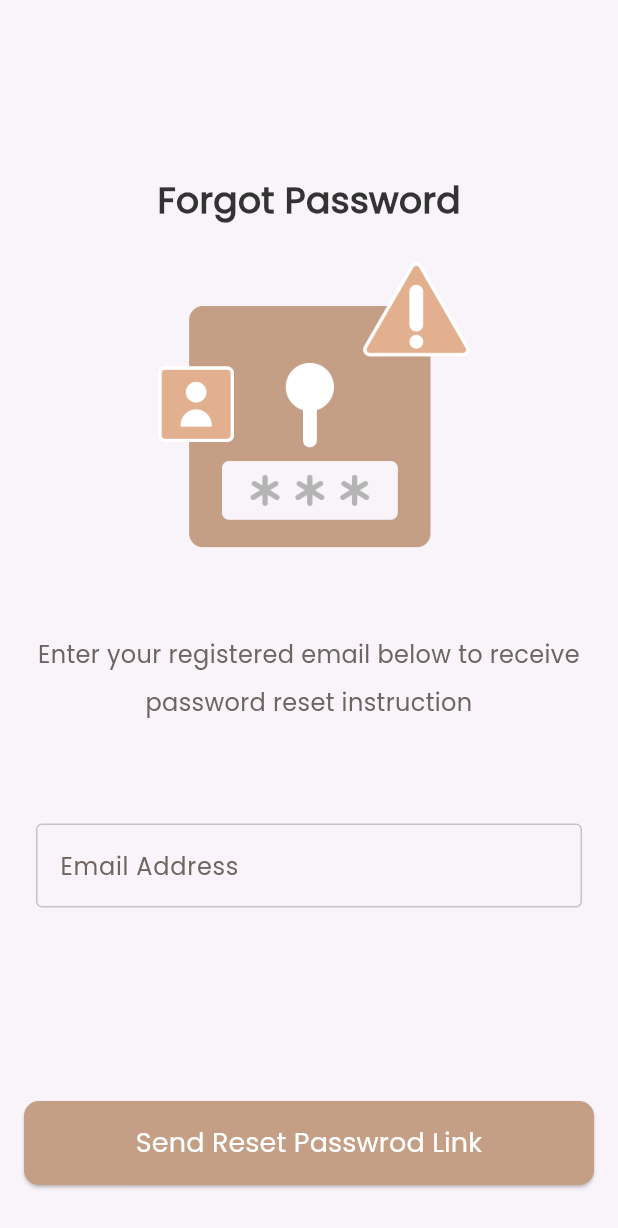
After one commit to elbahy/dalel, a Flutter app: the ForgotPasswordView screen opened by its route, on a phone screen of 412 x 824 dp. The commit adds this screen. Shown: the top 1228 px of the screen. Run offline on Flutter 3.47's test engine with Material 3 defaults, Android fonts, the phone set to English and light mode, and no system bars; our stand-ins replace bloc, firebase_auth, firebase_core, flutter_bloc, flutter_svg, fluttertoast and 4 more; accounts and stored records are empty.

Commit message:
Forgot Password view built

```diff
--- a/lib/core/routes/app_router.dart
+++ b/lib/core/routes/app_router.dart
@@ -1,3 +1,4 @@
+import 'package:dalel/features/auth/presentation/views/forgot_password_view.dart';
 import 'package:dalel/features/auth/presentation/views/signin_view.dart';
 import 'package:dalel/features/auth/presentation/views/signup_view.dart';
 import 'package:dalel/features/auth/presentation/auth_cubit/auth_cubit.dart';
@@ -32,6 +33,13 @@ final GoRouter appRouter = GoRouter(
       ),
     ),
     GoRoute(
+      path: '/forgotPassword',
+      builder: (context, state) => BlocProvider(
+        create: (context) => AuthCubit(),
+        child: const ForgotPasswordView(),
+      ),
+    ),
+    GoRoute(
       path: '/home',
       builder: (context, state) => const HomeView(),
     ),
--- a/lib/core/utils/app_strings.dart
+++ b/lib/core/utils/app_strings.dart
@@ -67,5 +67,7 @@ abstract class AppStrings {
       resendCode = "Resend Code",
       verifyAccount = "Verify Account",
       enter4DigitCodeWeHaveSentTo = "Enter 4 digit code we have sent to ",
-      haventReceivedVerificationCode = "Haven’t received verification code?";
+      haventReceivedVerificationCode = "Haven’t received verification code?",
+      receivePasswordReset =
+          "Enter your registered email below to receive password reset instruction";
 }
--- a/lib/features/auth/presentation/auth_cubit/auth_cubit.dart
+++ b/lib/features/auth/presentation/auth_cubit/auth_cubit.dart
@@ -9,6 +9,7 @@ class AuthCubit extends Cubit<AuthState> {
   String? emailAddress, password;
   GlobalKey<FormState> signupFormKey = GlobalKey();
   GlobalKey<FormState> signinFormKey = GlobalKey();
+  GlobalKey<FormState> resetFormKey = GlobalKey();
   bool termsAndConditionsValue = false;
   bool obscureText = true;
 
--- /dev/null
+++ b/lib/features/auth/presentation/views/forgot_password_view.dart
@@ -0,0 +1,40 @@
+import 'package:dalel/core/utils/app_assets.dart';
+import 'package:dalel/core/utils/app_strings.dart';
+import 'package:dalel/core/utils/app_styles.dart';
+import 'package:dalel/core/widgets/custom_button.dart';
+import 'package:dalel/features/auth/presentation/views/widgets/custom_text_field.dart';
+import 'package:dalel/features/auth/presentation/views/widgets/forgot_password_form.dart';
+import 'package:dalel/features/auth/presentation/views/widgets/welcome_text.dart';
+import 'package:flutter/material.dart';
+
+class ForgotPasswordView extends StatelessWidget {
+  const ForgotPasswordView({super.key});
+
+  @override
+  Widget build(BuildContext context) {
+    return Scaffold(
+        body: Padding(
+      padding: const EdgeInsets.all(16.0),
+      child: CustomScrollView(
+        slivers: [
+          const SliverToBoxAdapter(child: SizedBox(height: 100)),
+          const SliverToBoxAdapter(
+              child: MainTitle(text: AppStrings.forgotPasswordPage)),
+          SliverToBoxAdapter(
+              child: SizedBox(
+                  height: 270,
+                  child: Image.asset(Assets.assetsImagesPassword))),
+          SliverToBoxAdapter(
+              child: Text(AppStrings.receivePasswordReset,
+                  textAlign: TextAlign.center,
+                  style: AppStyles.poppins400Style12
+                      .copyWith(fontSize: 16, height: 2))),
+          const SliverToBoxAdapter(child: SizedBox(height: 40)),
+          const SliverToBoxAdapter(
+            child: ForgotPasswordFormWidget(),
+          )
+        ],
+      ),
+    ));
+  }
+}
--- a/lib/features/auth/presentation/views/signin_view.dart
+++ b/lib/features/auth/presentation/views/signin_view.dart
@@ -1,8 +1,5 @@
 import 'package:dalel/core/functions/navigation.dart';
 import 'package:dalel/core/utils/app_strings.dart';
-import 'package:dalel/core/utils/app_styles.dart';
-import 'package:dalel/core/widgets/custom_button.dart';
-import 'package:dalel/features/auth/presentation/views/widgets/custom_text_field.dart';
 import 'package:dalel/features/auth/presentation/views/widgets/custom_two_text.dart';
 import 'package:dalel/features/auth/presentation/views/widgets/signin_appbar.dart';
 import 'package:dalel/features/auth/presentation/views/widgets/signin_form_widget.dart';
@@ -20,7 +17,7 @@ class SigninView extends StatelessWidget {
           const SliverToBoxAdapter(child: SigninAppBar()),
           const SliverToBoxAdapter(child: SizedBox(height: 32)),
           const SliverToBoxAdapter(
-              child: WelcomeText(text: AppStrings.welcomeBack)),
+              child: MainTitle(text: AppStrings.welcomeBack)),
           const SliverToBoxAdapter(child: SizedBox(height: 24)),
           const SliverToBoxAdapter(
               child: Padding(
--- a/lib/features/auth/presentation/views/signup_view.dart
+++ b/lib/features/auth/presentation/views/signup_view.dart
@@ -17,7 +17,7 @@ class SignupView extends StatelessWidget {
           slivers: [
             const SliverToBoxAdapter(child: SizedBox(height: 136)),
             const SliverToBoxAdapter(
-                child: WelcomeText(text: AppStrings.welcome)),
+                child: MainTitle(text: AppStrings.welcome)),
             const SliverToBoxAdapter(child: SizedBox(height: 15)),
             const SliverToBoxAdapter(child: SignupFormWidget()),
             const SliverToBoxAdapter(child: SizedBox(height: 16)),
--- /dev/null
+++ b/lib/features/auth/presentation/views/widgets/forgot_password_form.dart
@@ -0,0 +1,33 @@
+import 'package:dalel/core/functions/navigation.dart';
+import 'package:dalel/core/utils/app_strings.dart';
+import 'package:dalel/core/widgets/custom_button.dart';
+import 'package:dalel/features/auth/presentation/auth_cubit/auth_cubit.dart';
+import 'package:dalel/features/auth/presentation/views/widgets/custom_text_field.dart';
+import 'package:flutter/material.dart';
+import 'package:flutter_bloc/flutter_bloc.dart';
+
+class ForgotPasswordFormWidget extends StatelessWidget {
+  const ForgotPasswordFormWidget({
+    super.key,
+  });
+
+  @override
+  Widget build(BuildContext context) {
+    AuthCubit authCubit = BlocProvider.of<AuthCubit>(context);
+    return Form(
+        key: authCubit.resetFormKey,
+        child: Column(
+          children: [
+            const CustomTextFormField(label: AppStrings.emailAddress),
+            const SizedBox(height: 129),
+            CustomButton(
+                text: AppStrings.sendResetPasswordLink,
+                onPressed: () {
+                  if (authCubit.resetFormKey.currentState!.validate()) {
+                    customReplacementNavigate(context, '/signin');
+                  }
+                })
+          ],
+        ));
+  }
+}
--- a/lib/features/auth/presentation/views/widgets/signin_form_widget.dart
+++ b/lib/features/auth/presentation/views/widgets/signin_form_widget.dart
@@ -54,8 +54,7 @@ class SigninFormWidget extends StatelessWidget {
                 ),
                 const SizedBox(height: 16),
                 GestureDetector(
-                  onTap: () =>
-                      customReplacementNavigate(context, '/forgotPassword'),
+                  onTap: () => customNavigate(context, '/forgotPassword'),
                   child: Align(
                       alignment: Alignment.topRight,
                       child: Text(
--- a/lib/features/auth/presentation/views/widgets/welcome_text.dart
+++ b/lib/features/auth/presentation/views/widgets/welcome_text.dart
@@ -1,8 +1,8 @@
 import 'package:dalel/core/utils/app_styles.dart';
 import 'package:flutter/material.dart';
 
-class WelcomeText extends StatelessWidget {
-  const WelcomeText({super.key, required this.text});
+class MainTitle extends StatelessWidget {
+  const MainTitle({super.key, required this.text});
 
   final String text;
   @override
```
